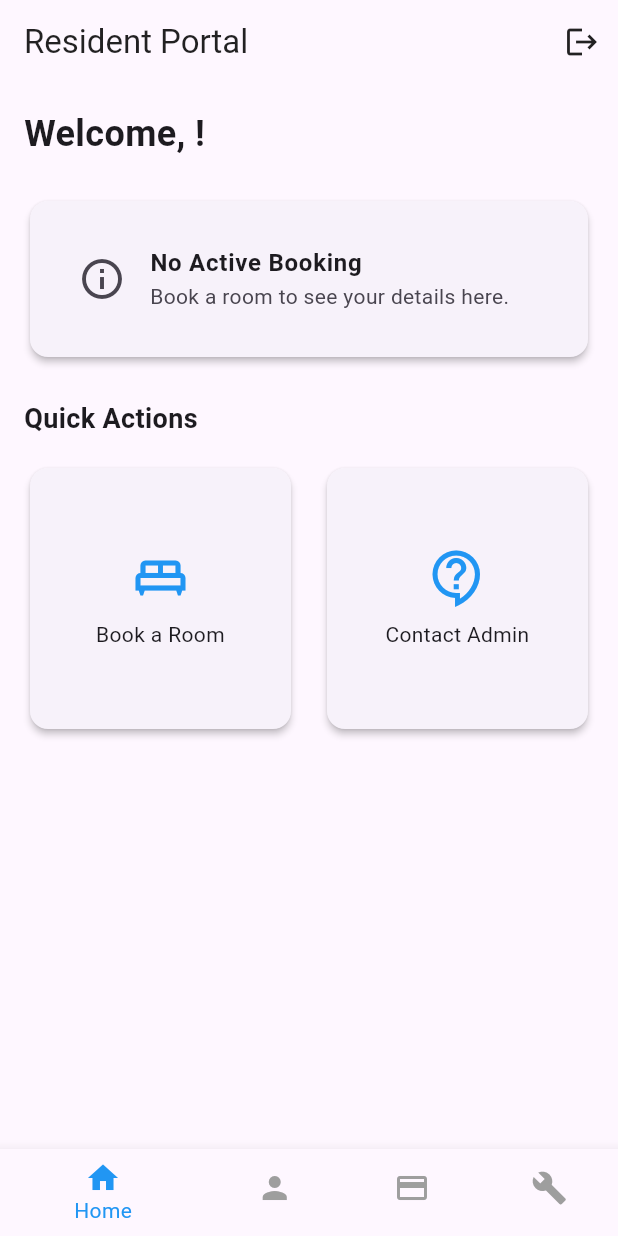
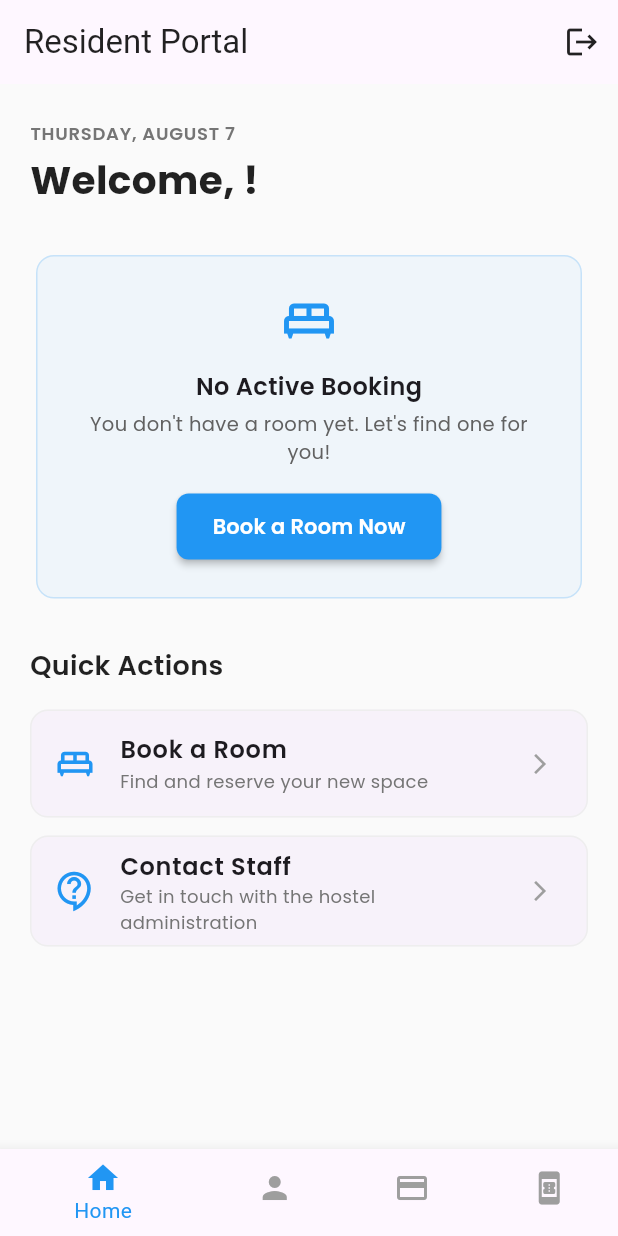
Before and after one commit to ATIBU707/hostel, a Flutter app: the ResidentDashboardScreen screen opened by its route, on a phone screen of 412 x 824 dp. Run offline on Flutter 3.47's test engine with Material 3 defaults, Android fonts, the phone set to English and light mode, and no system bars; our stand-ins replace cached_network_image, file_picker, flutter_image_compress, google_fonts, image_picker, supabase_flutter; accounts and stored records are empty; network calls fail.

Commit message:
added icons

```diff
--- a/lib/screens/resident/resident_dashboard_screen.dart
+++ b/lib/screens/resident/resident_dashboard_screen.dart
@@ -5,7 +5,7 @@ import '../../providers/auth_provider.dart';
 import 'widgets/home_tab.dart';
 // import 'widgets/profile_tab.dart';
 import 'widgets/payments_tab.dart';
-import 'widgets/maintenance_tab.dart';
+import 'room_booking_screen.dart';
 
 class ResidentDashboardScreen extends StatefulWidget {
   const ResidentDashboardScreen({super.key});
@@ -29,9 +29,7 @@ class _ResidentDashboardScreenState extends State<ResidentDashboardScreen> {
       ),
       const ResidentProfileScreen(),
       const PaymentsTab(),
-      MaintenanceTab(
-        onCreateNewRequest: () => _showCreateRequestDialog(context),
-      ),
+      const RoomBookingScreen(),
     ];
   }
 
@@ -133,8 +131,8 @@ class _ResidentDashboardScreenState extends State<ResidentDashboardScreen> {
             label: 'Payments',
           ),
           BottomNavigationBarItem(
-            icon: Icon(Icons.build),
-            label: 'Maintenance',
+            icon: Icon(Icons.book_online),
+            label: 'Booking',
           ),
         ],
         currentIndex: _selectedIndex,
--- a/lib/screens/resident/widgets/home_tab.dart
+++ b/lib/screens/resident/widgets/home_tab.dart
@@ -2,6 +2,7 @@ import 'package:flutter/material.dart';
 import 'package:provider/provider.dart';
 import 'package:cached_network_image/cached_network_image.dart';
 import 'package:google_fonts/google_fonts.dart';
+import 'package:intl/intl.dart';
 import '../../../providers/auth_provider.dart';
 
 class HomeTab extends StatelessWidget {
@@ -16,97 +17,122 @@ class HomeTab extends StatelessWidget {
 
   @override
   Widget build(BuildContext context) {
-    return Consumer<AuthProvider>(
-      builder: (context, authProvider, child) {
+    final authProvider = Provider.of<AuthProvider>(context);
     final residentName = authProvider.userProfile?['full_name'] ?? 'Resident';
+    final today = DateFormat('EEEE, MMMM d').format(DateTime.now());
 
-        return ListView(
-          padding: const EdgeInsets.all(16.0),
+    return Scaffold(
+      backgroundColor: Colors.grey[50],
+      body: ListView(
+        padding: const EdgeInsets.symmetric(horizontal: 20.0, vertical: 24.0),
         children: [
-            // Welcome Message
+          _buildHeader(residentName, today),
+          const SizedBox(height: 28),
+          _buildRoomInfoCard(context, authProvider),
+          const SizedBox(height: 28),
+          _buildQuickActions(context, authProvider),
+        ],
+      ),
+    );
+  }
+
+  Widget _buildHeader(String name, String date) {
+    return Column(
+      crossAxisAlignment: CrossAxisAlignment.start,
+      children: [
         Text(
-              'Welcome, $residentName!',
-              style: const TextStyle(fontSize: 24, fontWeight: FontWeight.bold),
+          date.toUpperCase(),
+          style: GoogleFonts.poppins(
+            fontSize: 12,
+            fontWeight: FontWeight.w600,
+            color: Colors.grey[600],
+            letterSpacing: 0.5,
           ),
-            const SizedBox(height: 24),
+        ),
+        const SizedBox(height: 4),
+        Text(
+          'Welcome, $name!',
+          style: GoogleFonts.poppins(
+            fontSize: 26,
+            fontWeight: FontWeight.bold,
+            color: Colors.black87,
+          ),
+        ),
+      ],
+    );
+  }
 
-            // Room Information Card
-            _buildRoomInfoCard(context, authProvider),
-            const SizedBox(height: 24),
-
-            // Quick Actions
-            const Text(
-              'Quick Actions',
-              style: TextStyle(fontSize: 18, fontWeight: FontWeight.bold),
-            ),
-            const SizedBox(height: 16),
-            Builder(
-              builder: (context) {
+  Widget _buildQuickActions(BuildContext context, AuthProvider authProvider) {
     final bool hasApprovedBooking = authProvider.activeBooking != null;
     final bool canBookRoom = !authProvider.residentBookings.any((b) => b['status'] == 'approved' || b['status'] == 'pending');
 
-                List<Widget> actionCards = [];
-
-                if (canBookRoom) {
-                  actionCards.add(_buildActionCard(
+    return Column(
+      crossAxisAlignment: CrossAxisAlignment.start,
+      children: [
+        Text(
+          'Quick Actions',
+          style: GoogleFonts.poppins(
+            fontSize: 18,
+            fontWeight: FontWeight.w600,
+            color: Colors.black87,
+          ),
+        ),
+        const SizedBox(height: 16),
+        if (canBookRoom)
+          _buildActionItem(
             context,
             Icons.king_bed_outlined,
             'Book a Room',
+            'Find and reserve your new space',
             () => Navigator.pushNamed(context, '/book-room'),
-                  ));
-                }
-
-                if (hasApprovedBooking) {
-                  actionCards.addAll([
-                    _buildActionCard(context, Icons.payment, 'Pay Rent', () {}),
-                    _buildActionCard(context, Icons.build, 'New Request', onCreateNewRequest),
-                    _buildActionCard(
+          ),
+        if (hasApprovedBooking) ...[
+          _buildActionItem(
             context,
-                      Icons.receipt_long,
-                      'Payment History',
-                      () => onNavigateToTab(2),
+            Icons.payment_outlined,
+            'Make a Payment',
+            'Pay your monthly rent and dues',
+            () => onNavigateToTab(2), // Navigate to PaymentsTab
           ),
-                  ]);
-                }
-
-                actionCards.add(_buildActionCard(
+          _buildActionItem(
+            context,
+            Icons.build_outlined,
+            'New Maintenance Request',
+            'Report an issue in your room or common areas',
+            onCreateNewRequest,
+          ),
+        ],
+        _buildActionItem(
           context,
           Icons.contact_support_outlined,
-                  'Contact Admin',
+          'Contact Staff',
+          'Get in touch with the hostel administration',
           () => Navigator.pushNamed(context, '/staff-list'),
-                ));
-
-                return GridView.count(
-                  crossAxisCount: 2,
-                  shrinkWrap: true,
-                  physics: const NeverScrollableScrollPhysics(),
-                  crossAxisSpacing: 16,
-                  mainAxisSpacing: 16,
-                  children: actionCards,
-                );
-              },
         ),
       ],
     );
-      },
-    );
   }
 
-    Widget _buildActionCard(BuildContext context, IconData icon, String label, VoidCallback onTap) {
+  Widget _buildActionItem(BuildContext context, IconData icon, String title, String subtitle, VoidCallback onTap) {
     return Card(
-      elevation: 2,
-      shape: RoundedRectangleBorder(borderRadius: BorderRadius.circular(12)),
-      child: InkWell(
+      elevation: 0,
+      margin: const EdgeInsets.only(bottom: 12),
+      shape: RoundedRectangleBorder(
+        borderRadius: BorderRadius.circular(12),
+        side: BorderSide(color: Colors.grey.shade200, width: 1),
+      ),
+      child: ListTile(
         onTap: onTap,
-        borderRadius: BorderRadius.circular(12),
-        child: Column(
-          mainAxisAlignment: MainAxisAlignment.center,
-          children: [
-            Icon(icon, size: 40, color: Theme.of(context).primaryColor),
-            const SizedBox(height: 8),
-            Text(label, textAlign: TextAlign.center),
-          ],
+        leading: Icon(icon, color: Theme.of(context).primaryColor, size: 28),
+        title: Text(
+          title,
+          style: GoogleFonts.poppins(fontWeight: FontWeight.w600),
         ),
+        subtitle: Text(
+          subtitle,
+          style: GoogleFonts.poppins(color: Colors.grey[600], fontSize: 12),
+        ),
+        trailing: const Icon(Icons.arrow_forward_ios, size: 16, color: Colors.grey),
       ),
     );
   }
@@ -123,7 +149,7 @@ class HomeTab extends StatelessWidget {
     final bookingToShow = approvedBooking ?? pendingBooking;
 
     if (bookingToShow == null) {
-      return _buildNoBookingCard();
+      return _buildNoBookingCard(context);
     }
 
     final room = bookingToShow['rooms'];
@@ -138,6 +164,7 @@ class HomeTab extends StatelessWidget {
 
     return Card(
       elevation: 4,
+      shadowColor: Colors.black.withOpacity(0.1),
       shape: RoundedRectangleBorder(borderRadius: BorderRadius.circular(16)),
       clipBehavior: Clip.antiAlias,
       child: Column(
@@ -155,7 +182,7 @@ class HomeTab extends StatelessWidget {
                   placeholder: (context, url) => Container(
                     height: 180,
                     color: Colors.grey.shade200,
-                    child: const Center(child: CircularProgressIndicator()),
+                    child: Center(child: CircularProgressIndicator(color: Theme.of(context).primaryColor)),
                   ),
                   errorWidget: (context, url, error) => Container(
                     height: 180,
@@ -165,10 +192,10 @@ class HomeTab extends StatelessWidget {
                 ),
                 Container(
                   width: double.infinity,
-                  padding: const EdgeInsets.symmetric(horizontal: 16, vertical: 8),
+                  padding: const EdgeInsets.symmetric(horizontal: 16, vertical: 12),
                   decoration: BoxDecoration(
                     gradient: LinearGradient(
-                      colors: [Colors.black.withOpacity(0.7), Colors.transparent],
+                      colors: [Colors.black.withOpacity(0.8), Colors.transparent],
                       begin: Alignment.bottomCenter,
                       end: Alignment.topCenter,
                     ),
@@ -180,7 +207,7 @@ class HomeTab extends StatelessWidget {
                       Text(
                         hostelName.toUpperCase(),
                         style: GoogleFonts.poppins(
-                          color: Colors.white,
+                          color: Colors.white.withOpacity(0.9),
                           fontSize: 12,
                           fontWeight: FontWeight.w600,
                           letterSpacing: 1.0,
@@ -223,16 +250,42 @@ class HomeTab extends StatelessWidget {
     );
   }
 
-  Widget _buildNoBookingCard() {
+  Widget _buildNoBookingCard(BuildContext context) {
     return Card(
-      elevation: 2,
-      shape: RoundedRectangleBorder(borderRadius: BorderRadius.circular(12)),
-      child: const Padding(
-        padding: EdgeInsets.all(16.0),
-        child: ListTile(
-          leading: Icon(Icons.info_outline, size: 32),
-          title: Text('No Active Booking', style: TextStyle(fontWeight: FontWeight.bold)),
-          subtitle: Text('Book a room to see your details here.'),
+      elevation: 0,
+      color: Theme.of(context).primaryColor.withOpacity(0.05),
+      shape: RoundedRectangleBorder(
+        borderRadius: BorderRadius.circular(12),
+        side: BorderSide(color: Theme.of(context).primaryColor.withOpacity(0.2), width: 1),
+      ),
+      child: Padding(
+        padding: const EdgeInsets.symmetric(horizontal: 20, vertical: 24),
+        child: Column(
+          children: [
+            Icon(Icons.king_bed_outlined, size: 40, color: Theme.of(context).primaryColor),
+            const SizedBox(height: 12),
+            Text(
+              'No Active Booking',
+              style: GoogleFonts.poppins(fontSize: 16, fontWeight: FontWeight.w600),
+            ),
+            const SizedBox(height: 4),
+            Text(
+              'You don\'t have a room yet. Let\'s find one for you!',
+              textAlign: TextAlign.center,
+              style: GoogleFonts.poppins(color: Colors.grey.shade700, fontSize: 13),
+            ),
+            const SizedBox(height: 16),
+            ElevatedButton(
+              onPressed: () => Navigator.pushNamed(context, '/book-room'),
+              style: ElevatedButton.styleFrom(
+                backgroundColor: Theme.of(context).primaryColor,
+                foregroundColor: Colors.white,
+                shape: RoundedRectangleBorder(borderRadius: BorderRadius.circular(8)),
+                padding: const EdgeInsets.symmetric(horizontal: 24, vertical: 12),
+              ),
+              child: Text('Book a Room Now', style: GoogleFonts.poppins(fontWeight: FontWeight.w600)),
+            ),
+          ],
         ),
       ),
     );
@@ -257,7 +310,7 @@ class HomeTab extends StatelessWidget {
           const SizedBox(width: 6),
           Text(
             status.toUpperCase(),
-            style: GoogleFonts.poppins(fontWeight: FontWeight.bold, color: textColor, fontSize: 12),
+            style: GoogleFonts.poppins(fontWeight: FontWeight.bold, color: textColor, fontSize: 12, letterSpacing: 0.5),
           ),
         ],
       ),
```
Lines whose indentation alone changed are shown as unchanged.
